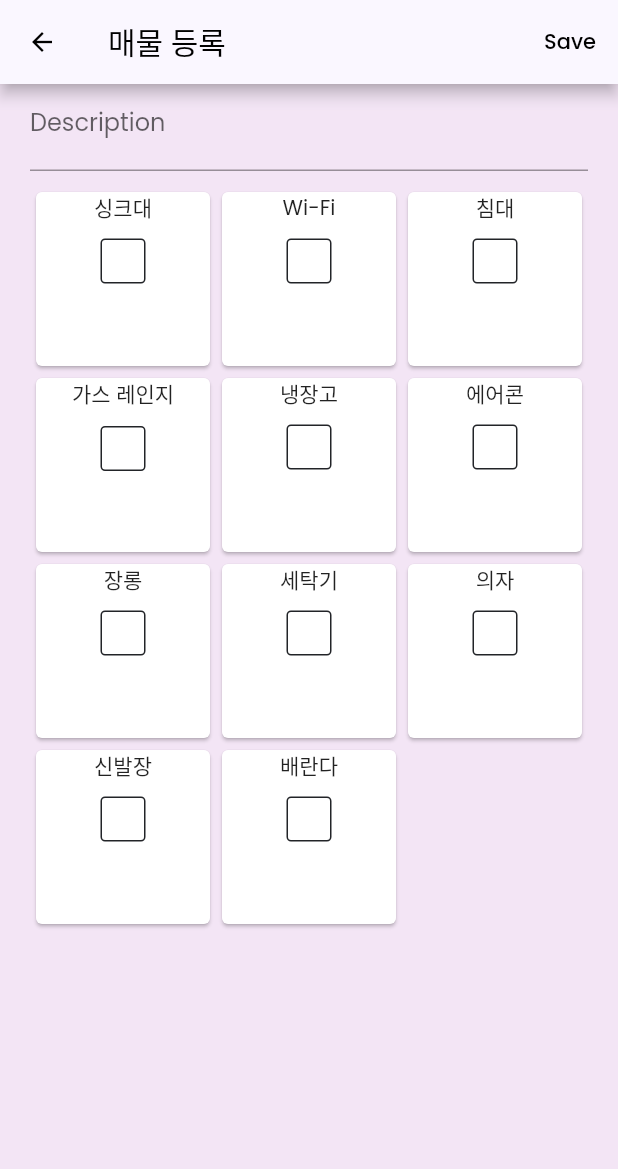
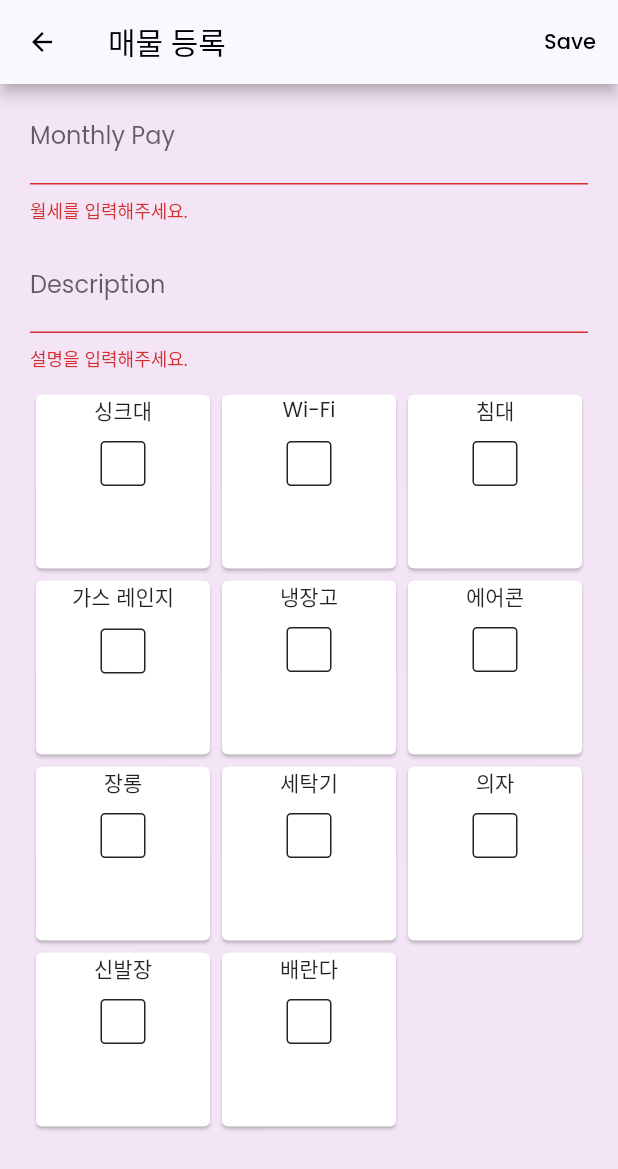
Before and after one commit to qpalzmm22/HRE, a Flutter app: the AddHousePage screen opened by its route, scrolled down 530 dp, after a tap on "Save", on a phone screen of 412 x 824 dp. Shown: the top 1169 px of the screen. Run offline on Flutter 3.47's test engine with Material 2 defaults, Android fonts, the phone set to English and light mode, and no system bars; drawn by our look-alikes of getwidget; our stand-ins replace badges, carousel_slider, cloud_firestore, dropdown_search, firebase_auth, firebase_core and 8 more; missing offline and left inert: custom_clippers, filter_list, flutterfire_ui, horizontal_card_pager, kpostal; accounts and stored records are empty; network calls fail; statements that could not run were skipped.

Commit message:
add validator to the addHouse

```diff
--- a/lib/addHouse.dart
+++ b/lib/addHouse.dart
@@ -64,6 +64,9 @@ class _AddHousePageState extends State<AddHousePage> {
   ]; // "채상"
 
   //List<String> get options => _options;
+  final _formKey = GlobalKey<FormState>();
+  final _addressKey = GlobalKey<FormState>();
+  final _depositKey = GlobalKey<FormState>();
 
   List<bool> options_value = List.generate(_options.length, (index) => false);
   User user = FirebaseAuth.instance.currentUser as User;
@@ -80,6 +83,7 @@ class _AddHousePageState extends State<AddHousePage> {
         actions: [
           TextButton(
               onPressed: () async {
+                if(_formKey.currentState!.validate()) {
                   String thumbnail = '';
                   List<String> uploadedImageUrls = [];
                   if (isFileUploaded) {
@@ -99,12 +103,14 @@ class _AddHousePageState extends State<AddHousePage> {
                     ownerId: user.uid,
                     documentId: "",
                     optionList: options_value,
-                    location: LatLng(kakaoLatitude ,kakaoLongitude),
+                    location: LatLng(kakaoLatitude, kakaoLongitude),
                     imageLinks: uploadedImageUrls,
                     views: 0,
                   );
                   addHouseToDB(house);
-                Navigator.pushReplacementNamed(context, '/home', arguments: 0);
+                  Navigator.pushReplacementNamed(
+                      context, '/home', arguments: 0);
+                }
               },
               child: const Text(
                 "Save",
@@ -205,7 +211,9 @@ class _AddHousePageState extends State<AddHousePage> {
                 ),
               ],
             ),
-            Container(
+            Form(
+              key: _formKey,
+              child: Container(
                 padding: const EdgeInsets.symmetric(horizontal: 20),
                 child: Column(
                   children: [
@@ -244,43 +252,72 @@ class _AddHousePageState extends State<AddHousePage> {
                           width: 10,
                         ),
                         Expanded(
-                        child: TextField(
+                          child: TextFormField(
                             readOnly: true,
                             controller: _houseAddressController,
                             decoration: const InputDecoration(
                                 filled: false, labelText: '주소'),
+                            validator: (value) {
+                              if(value == null || value.isEmpty){
+                                return ("주소를 입력해주세요");
+                              }
+                              return null;
+                            },
                           ),
                         ),
                       ],
                     ),
-                  TextField(
+                    TextFormField(
                       controller: _houseNameController,
                       decoration: const InputDecoration(
                           filled: false, labelText: 'House Name'),
+                      validator: (value){
+                        if(value == null || value.isEmpty){
+                          return ("건물 이름을 입력해 주세요");
+                        }
+                      },
                     ),
                     const SizedBox(
                       height: 10,
                     ),
-                  TextField(
+
+                    TextFormField(
                       controller: _houseDepositController,
                       decoration: const InputDecoration(
                           filled: false, labelText: 'Deposit'),
+                      validator: (value){
+                        if(value == null || value.isEmpty){
+                          return ("보증금을 입력해주세요");
+                        }
+                      },
                     ),
                     const SizedBox(
                       height: 10,
                     ),
-                  TextField(
+                    TextFormField(
                       controller: _houseMonthlyController,
                       decoration: const InputDecoration(
                           filled: false, labelText: 'Monthly Pay'),
+                      validator: (value){
+                        if(value == null || value.isEmpty){
+                          return "월세를 입력해주세요.";
+                        }
+                      },
                     ),
                     const SizedBox(
                       height: 10,
                     ),
-                  TextField(
+                    TextFormField(
                       controller: _houseDescriptionController,
                       decoration: const InputDecoration(
                           filled: false, labelText: 'Description'),
+                      validator: (value){
+                        if(value == null || value.isEmpty){
+                          return "설명을 입력해주세요.";
+                        } else if(value.length < 10){
+                          return "10자 이상으로 작성해 주세요.";
+                        }
+                      },
                     ),
                     const SizedBox(
                       height: 10,
@@ -318,7 +355,9 @@ class _AddHousePageState extends State<AddHousePage> {
                     ),
                   ],
                 ),
-            )
+              ),
+            ),
+
           ],
         ),
       ),
--- a/lib/home.dart
+++ b/lib/home.dart
@@ -346,7 +346,7 @@ class _HomePageState extends State<HomePage> {
                       arguments: MapPoint(
                         name: "양덕동 근처 매물",
                         center: const LatLng(36.081809, 129.39697),
-                        zoom: 14,
+                        zoom: 14.5,
                         markers: markers,
                       ));
                 },
@@ -449,6 +449,9 @@ class _HomePageState extends State<HomePage> {
               .then((value) {
             if (value == true) {
               houseCollectionReference.doc(document.id).delete();
+              setState(() {
+                _selectedIndex = _selectedIndex;
+              });
             }
           });
         },
```
Also changed, not shown: lib/detail.dart (+3 -15 lines), lib/map.dart (+5 -13 lines), lib/messagePage.dart (+4 -5 lines), lib/roommates.dart (+58 -39 lines). Lines whose indentation alone changed are shown as unchanged.
